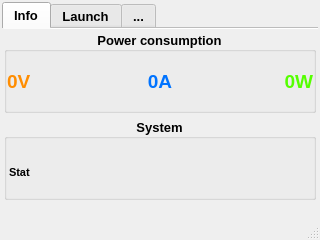
The window that main.ui (neurotoxin78/doomsday-pc) describes before a commit, drawn with Qt 5.
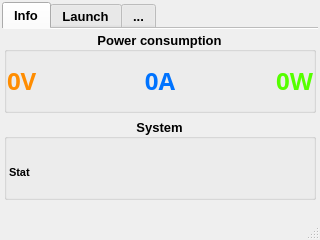
The same window after the commit.

Commit message: Change Power consumption units

```diff
--- a/main.ui
+++ b/main.ui
@@ -160,28 +160,14 @@
            <property name="spacing">
             <number>0</number>
            </property>
-           <item row="1" column="0">
-            <widget class="QLabel" name="voltLabel">
-             <property name="font">
-              <font>
-               <pointsize>14</pointsize>
-               <bold>true</bold>
-              </font>
-             </property>
-             <property name="styleSheet">
-              <string notr="true">color: rgb(255, 141, 1);</string>
-             </property>
-             <property name="text">
-              <string>0V</string>
-             </property>
-            </widget>
-           </item>
            <item row="1" column="2">
             <widget class="QLabel" name="pwrLabel">
              <property name="font">
               <font>
-               <pointsize>14</pointsize>
+               <family>Trebuchet MS</family>
+               <pointsize>18</pointsize>
                <bold>true</bold>
+               <stylestrategy>PreferAntialias</stylestrategy>
               </font>
              </property>
              <property name="styleSheet">
@@ -195,12 +181,32 @@
              </property>
             </widget>
            </item>
+           <item row="1" column="0">
+            <widget class="QLabel" name="voltLabel">
+             <property name="font">
+              <font>
+               <family>Trebuchet MS</family>
+               <pointsize>18</pointsize>
+               <bold>true</bold>
+               <stylestrategy>PreferAntialias</stylestrategy>
+              </font>
+             </property>
+             <property name="styleSheet">
+              <string notr="true">color: rgb(255, 141, 1);</string>
+             </property>
+             <property name="text">
+              <string>0V</string>
+             </property>
+            </widget>
+           </item>
            <item row="1" column="1">
             <widget class="QLabel" name="amperLabel">
              <property name="font">
               <font>
-               <pointsize>14</pointsize>
+               <family>Trebuchet MS</family>
+               <pointsize>18</pointsize>
                <bold>true</bold>
+               <stylestrategy>PreferAntialias</stylestrategy>
               </font>
              </property>
              <property name="styleSheet">
```
The commit also changes 1 other file.
